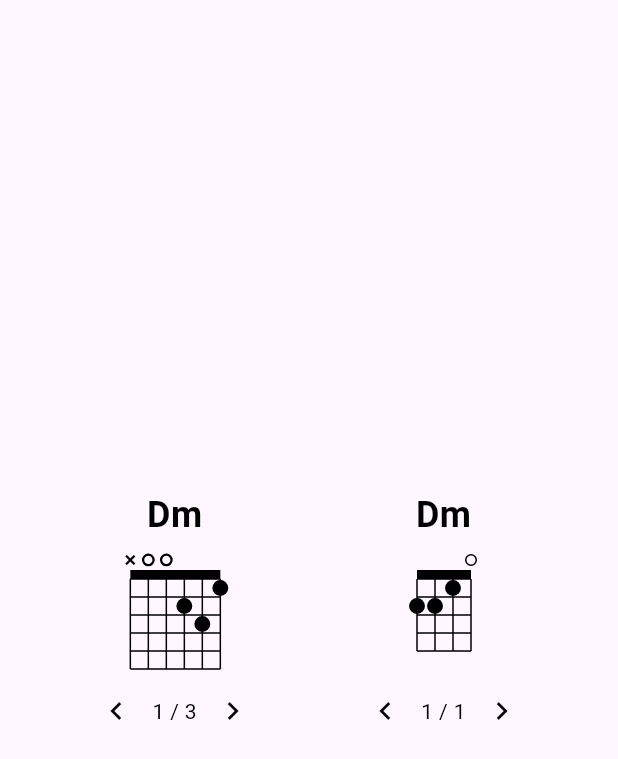
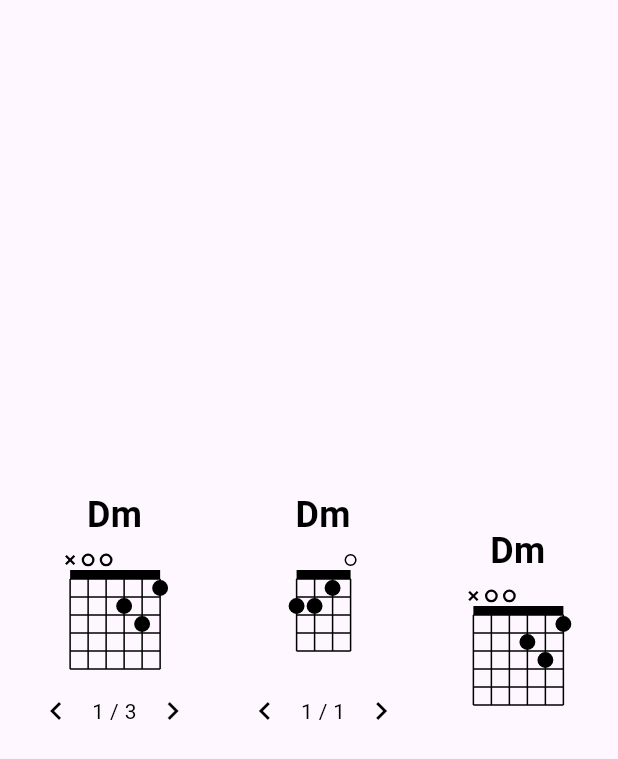
Before and after one commit to joranmulderij/flutter_guitar_tabs, a Flutter app: the screen it shows after launch, on a phone screen of 412 x 824 dp. Shown: the top 759 px of the screen. Run offline on Flutter 3.47's test engine with Material 3 defaults, Android fonts, the phone set to English and light mode, and no system bars.

Commit message:
Add to example

```diff
--- a/example/lib/main.dart
+++ b/example/lib/main.dart
@@ -38,6 +38,11 @@ class HomePage extends StatelessWidget {
               showStartFretNumber: true,
             ),
           ),
+          FlutterGuitarTab(
+            name: 'Dm',
+            tab: 'x 0 0 2 3 1',
+            size: 5,
+          ),
         ],
       ),
     );
```
Also changed, not shown: example/pubspec.lock.
